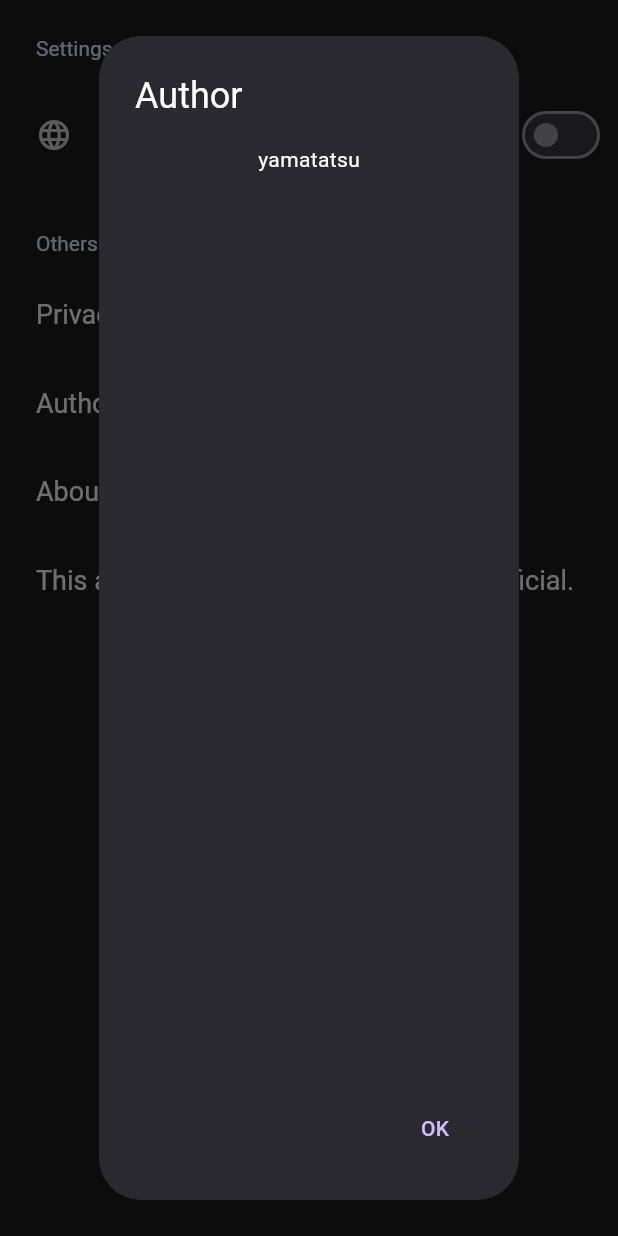
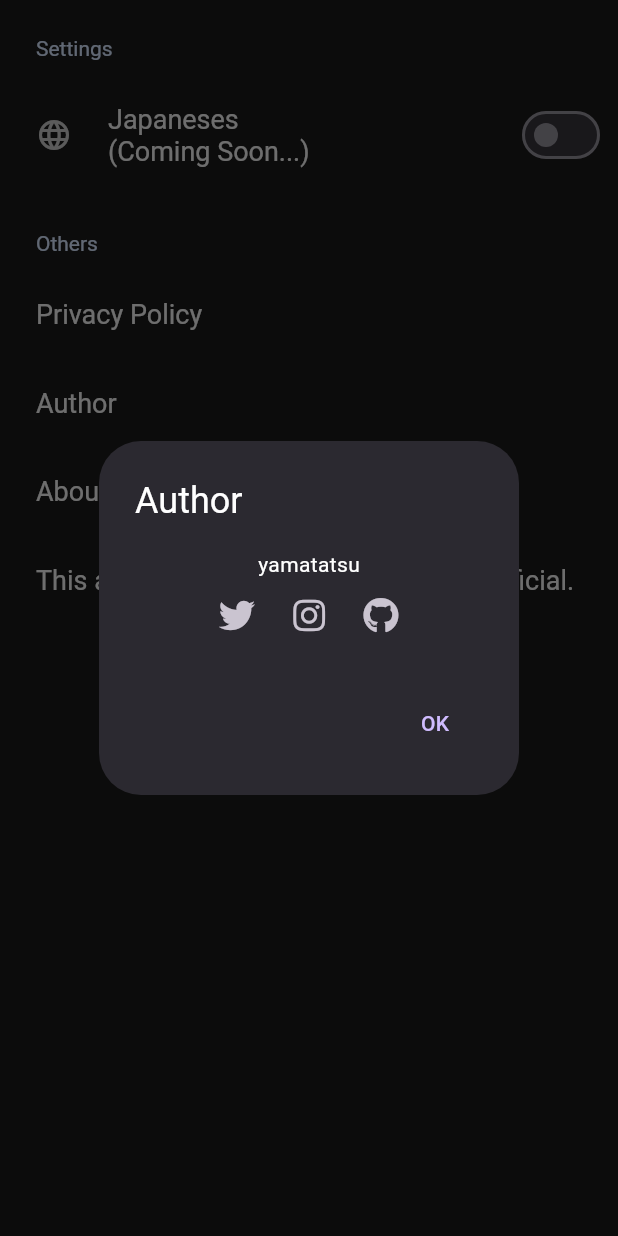
Before and after one commit to yamatatsu10969/10969, a Flutter app: the SettingsPage screen opened by its route, after a tap on "Author", on a phone screen of 412 x 824 dp. Run offline on Flutter 3.47's test engine with Material 2 defaults, Android fonts, the phone set to English and light mode, and no system bars; drawn by our look-alikes of settings_ui; our stand-ins replace flutter_hooks, flutter_riverpod, font_awesome_flutter, freezed_annotation, hooks_riverpod, package_info_plus and 1 more; missing offline and left inert: build_context, flutter_inappwebview.

Commit message:
Add yamatatsu accounts

```diff
--- a/lib/presentation/pages/accounts/accounts_page.dart
+++ b/lib/presentation/pages/accounts/accounts_page.dart
@@ -184,6 +184,10 @@ enum SNS {
     baseUrl: 'https://twitter.com/',
     icon: FaIcon(FontAwesomeIcons.twitter),
   ),
+  github(
+    baseUrl: 'https://github.com/',
+    icon: FaIcon(FontAwesomeIcons.github),
+  ),
   web(
     // TODO(yamatatsu): 日本語どうする
     baseUrl: 'https://www.oneokrock.com/en/',
--- a/lib/presentation/pages/settings/settings_page.dart
+++ b/lib/presentation/pages/settings/settings_page.dart
@@ -6,6 +6,7 @@ import 'package:url_launcher/url_launcher_string.dart';
 
 import '../../../gen/assets.gen.dart';
 import '../../widgets/tap_to_unfocus_view.dart';
+import '../accounts/accounts_page.dart';
 
 class SettingsPage extends ConsumerWidget {
   const SettingsPage({super.key});
@@ -51,10 +52,30 @@ class SettingsPage extends ConsumerWidget {
                       builder: (dialogContext) => AlertDialog(
                         title: const Text('Author'),
                         content: Column(
+                          mainAxisSize: MainAxisSize.min,
                           children: [
                             const Text('yamatatsu'),
                             Wrap(
-                              children: const [],
+                              children: [
+                                IconButton(
+                                  onPressed: () => launchUrlString(
+                                    'https://twitter.com/yamatatsu109_ja',
+                                  ),
+                                  icon: SNS.twitter.icon,
+                                ),
+                                IconButton(
+                                  onPressed: () => launchUrlString(
+                                    'https://www.instagram.com/yamatatsu10969/',
+                                  ),
+                                  icon: SNS.instagram.icon,
+                                ),
+                                IconButton(
+                                  onPressed: () => launchUrlString(
+                                    'https://github.com/yamatatsu10969',
+                                  ),
+                                  icon: SNS.github.icon,
+                                )
+                              ],
                             ),
                           ],
                         ),
```
